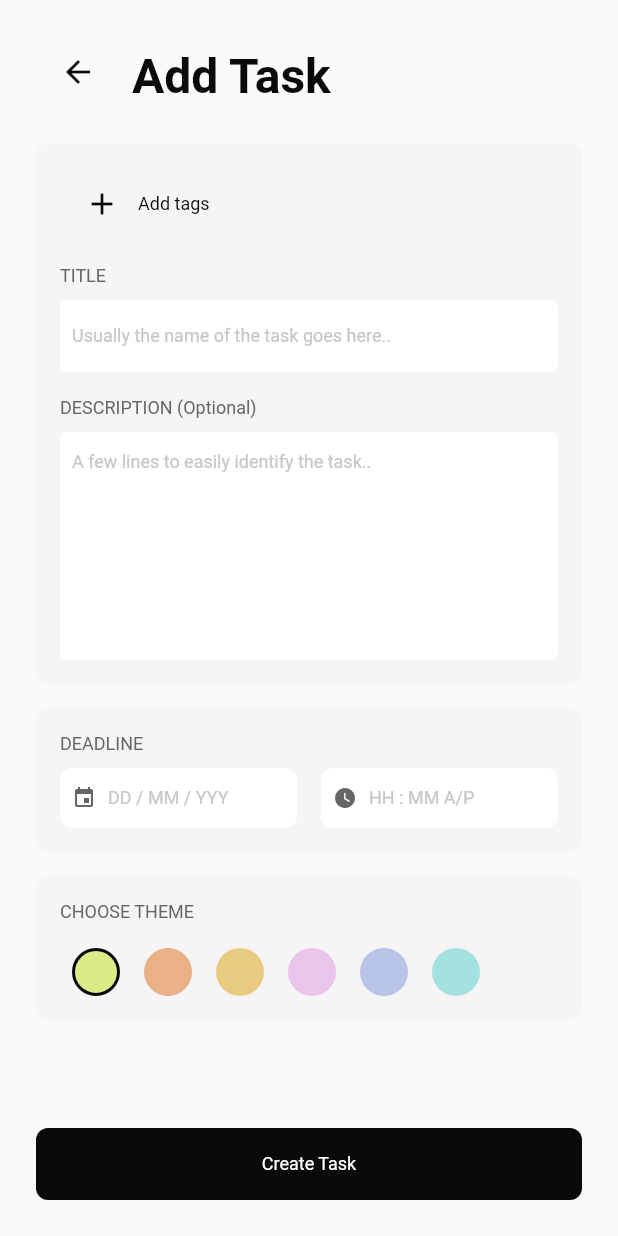
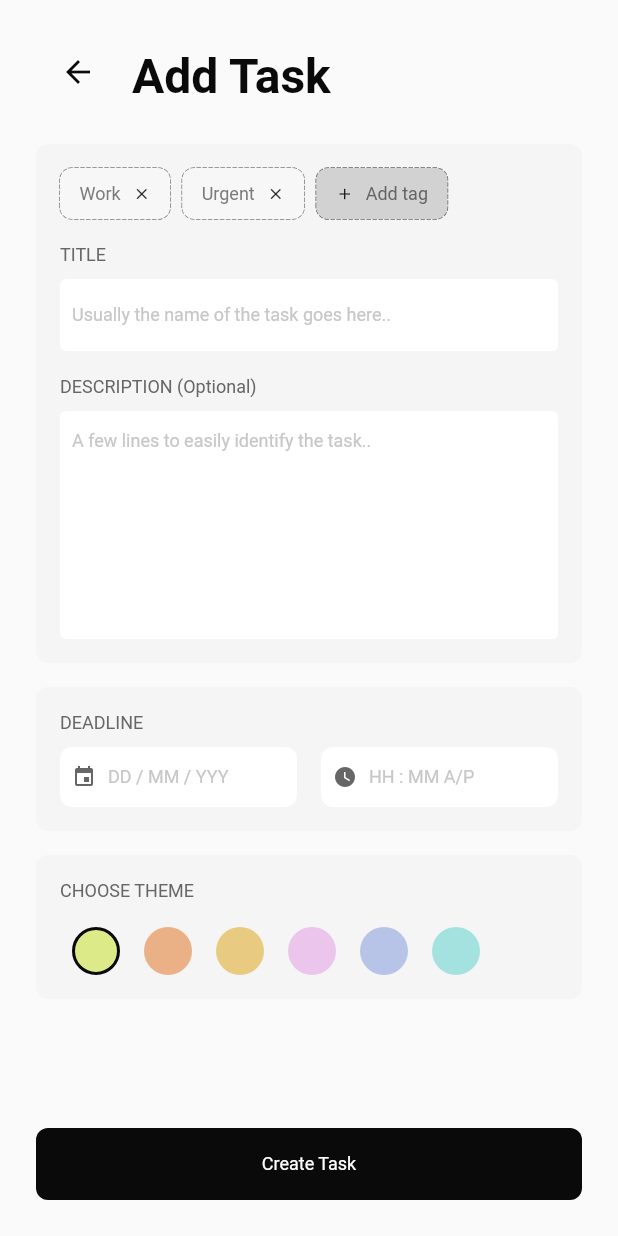
Before and after one commit to may-dusa/reminder-app, a Flutter app: the screen it shows after launch, after a tap on "Add task", on a phone screen of 412 x 824 dp. Run offline on Flutter 3.47's test engine with Material 2 defaults, Android fonts, the phone set to English and light mode, and no system bars; drawn by our look-alikes of dotted_border.

Commit message:
Rearranged files

```diff
--- a/lib/design_system/components.dart
+++ b/lib/common/components.dart
@@ -1,26 +1,7 @@
 // Components - Default Components
+import 'package:dotted_border/dotted_border.dart';
 import 'package:flutter/material.dart';
-import 'component_themes.dart';
 import 'themes.dart';
-
-Color darken(Color c, [int percent = 10]) {
-  assert(1 <= percent && percent <= 100);
-  var f = 1 - percent / 100;
-  return Color.fromARGB(c.alpha, (c.red * f).round(), (c.green * f).round(),
-      (c.blue * f).round());
-}
-
-/// Lighten a color by [percent] amount (100 = white)
-// ........................................................
-Color lighten(Color c, [int percent = 10]) {
-  assert(1 <= percent && percent <= 100);
-  var p = percent / 100;
-  return Color.fromARGB(
-      c.alpha,
-      c.red + ((255 - c.red) * p).round(),
-      c.green + ((255 - c.green) * p).round(),
-      c.blue + ((255 - c.blue) * p).round());
-}
 // Buttons
 
 class DefaultButton extends TextButton {
@@ -110,7 +91,9 @@ class DefAppBar extends StatelessWidget {
   }
 }
 
-// Cards
+// =============================================================================
+// COMPONENTS
+// =============================================================================
 
 class TaskCard extends StatelessWidget {
   TaskCard({
@@ -207,17 +190,12 @@ class TaskCard extends StatelessWidget {
       children: [
         for (var t in tags!)
           Container(
-            decoration: BoxDecoration(
-                color: lighten(theme, 20),
-                borderRadius: BorderRadius.circular(8),
-                border: Border.all(color: darken(theme, 50), width: 1)),
-            padding: const EdgeInsets.symmetric(vertical: 7, horizontal: 11),
-            margin: const EdgeInsets.only(bottom: 16, right: 8),
-            child: Text(
-              t,
-              style: textTheme.bodyText1!.copyWith(color: darken(theme, 50)),
+            padding: const EdgeInsets.only(right: 8, bottom: 16),
+            child: TagButton(
+              title: t,
+              color: theme,
             ),
-          ),
+          )
       ],
     );
   }
@@ -301,3 +279,90 @@ class DateField extends GestureDetector {
         icon: Icons.watch_later, hintText: "HH : MM A/P", onPressFn: onPressFn);
   }
 }
+
+class TagButton extends DottedBorder {
+  TagButton({
+    Key? key,
+    required String title,
+    Color color = ColorPalette.grayLighter,
+    bool isRemovable = false,
+    String? emoji,
+  }) : super(
+          color: darken(color, 50),
+          borderType: BorderType.RRect,
+          radius: const Radius.circular(8),
+          padding: EdgeInsets.zero,
+          child: Container(
+            padding: const EdgeInsets.symmetric(horizontal: 12, vertical: 8),
+            decoration: tagDecor(color: color).copyWith(
+                border: Border.all(width: 1, color: Colors.transparent)),
+            child: Row(
+              crossAxisAlignment: CrossAxisAlignment.center,
+              children: [
+                if (emoji != null)
+                  Text(
+                    emoji,
+                    style: textTheme.bodyText1,
+                  ),
+                if (emoji != null)
+                  const SizedBox(
+                    width: 8,
+                  ),
+                Text(
+                  title,
+                  style:
+                      textTheme.bodyText1!.copyWith(color: darken(color, 50)),
+                ),
+                if (isRemovable)
+                  const SizedBox(
+                    width: 8,
+                  ),
+                if (isRemovable)
+                  GestureDetector(
+                    child: const Icon(
+                      Icons.close,
+                      size: 12,
+                    ),
+                  ),
+              ],
+            ),
+          ),
+        );
+}
+
+class AddTagButton extends GestureDetector {
+  AddTagButton({
+    Key? key,
+    String title = "Add tag",
+    Color color = ColorPalette.grayLight,
+  }) : super(
+          child: DottedBorder(
+            color: darken(color, 50),
+            borderType: BorderType.RRect,
+            radius: const Radius.circular(8),
+            padding: EdgeInsets.zero,
+            child: Container(
+              padding: const EdgeInsets.symmetric(horizontal: 12, vertical: 8),
+              decoration: tagDecor(color: color).copyWith(
+                  border: Border.all(width: 1, color: Colors.transparent)),
+              child: Row(
+                crossAxisAlignment: CrossAxisAlignment.center,
+                children: [
+                  const Icon(
+                    Icons.add,
+                    size: 12,
+                  ),
+                  const SizedBox(
+                    width: 8,
+                  ),
+                  Text(
+                    title,
+                    style:
+                        textTheme.bodyText1!.copyWith(color: darken(color, 50)),
+                  ),
+                ],
+              ),
+            ),
+          ),
+        );
+}
--- /dev/null
+++ b/lib/common/themes.dart
@@ -0,0 +1,149 @@
+import 'dart:developer';
+
+import 'package:flutter/material.dart';
+
+Color darken(Color c, [int percent = 10]) {
+  assert(1 <= percent && percent <= 100);
+  var f = 1 - percent / 100;
+  return Color.fromARGB(c.alpha, (c.red * f).round(), (c.green * f).round(),
+      (c.blue * f).round());
+}
+
+/// Lighten a color by [percent] amount (100 = white)
+// ........................................................
+Color lighten(Color c, [int percent = 10]) {
+  assert(1 <= percent && percent <= 100);
+  var p = percent / 100;
+  return Color.fromARGB(
+      c.alpha,
+      c.red + ((255 - c.red) * p).round(),
+      c.green + ((255 - c.green) * p).round(),
+      c.blue + ((255 - c.blue) * p).round());
+}
+
+// Default Theme - This theme (text & color) is the base for all the components
+// used.
+
+// Color Theme
+
+class ColorPalette {
+  ColorPalette._();
+
+  // Neutrals
+
+  static const Color black = Color.fromRGBO(10, 10, 10, 1);
+  static const Color blackLight = Color.fromRGBO(50, 50, 50, 1);
+  static const Color gray = Color.fromRGBO(102, 102, 102, 1);
+  static const Color grayLight = Color.fromRGBO(199, 199, 199, 1);
+  static const Color grayLighter = Color.fromRGBO(245, 245, 245, 1);
+  static const Color white = Color.fromRGBO(255, 255, 255, 1);
+
+  // Green
+
+  static const Color green = Color.fromRGBO(220, 234, 135, 1);
+  static const Color greenDark = Color.fromRGBO(142, 151, 89, 1);
+  static const Color greenDarker = Color.fromRGBO(71, 77, 31, 1);
+  static const Color greenLight = Color.fromRGBO(220, 229, 166, 1);
+
+  static const Color ochre = Color.fromRGBO(232, 203, 129, 1);
+  static const Color pink = Color.fromRGBO(235, 197, 236, 1);
+  static const Color purple = Color.fromRGBO(184, 195, 232, 1);
+  static const Color cyan = Color.fromRGBO(163, 226, 222, 1);
+
+  // Orange
+
+  static const Color orange = Color.fromRGBO(234, 177, 135, 1);
+  static const Color orangeDark = Color.fromRGBO(164, 107, 65, 1);
+  static const Color orangeDarker = Color.fromRGBO(92, 57, 32, 1);
+  static const Color orangeLight = Color.fromRGBO(235, 190, 156, 1);
+}
+
+// Text Theme
+
+const TextTheme textTheme = TextTheme(
+  headline1: TextStyle(
+    fontFamily: "Roboto",
+    fontSize: 32,
+    fontWeight: FontWeight.w700,
+    height: 1.5,
+    color: ColorPalette.black,
+  ),
+  headline2: TextStyle(
+    fontFamily: "Roboto",
+    fontSize: 18,
+    fontWeight: FontWeight.w700,
+    height: 1.3,
+    color: ColorPalette.black,
+  ),
+  bodyText1: TextStyle(
+    fontFamily: "Roboto",
+    fontSize: 12,
+    height: 1.3,
+    color: ColorPalette.black,
+  ),
+  bodyText2: TextStyle(
+    fontFamily: "Roboto",
+    fontSize: 16,
+    height: 1.5,
+    color: ColorPalette.black,
+  ),
+);
+
+//==============================================================================
+
+final ButtonStyle buttonStyleFilled = ButtonStyle(
+  padding: MaterialStateProperty.all(EdgeInsets.zero),
+  textStyle: MaterialStateProperty.all(
+      textTheme.bodyText1!.copyWith(color: ColorPalette.white)),
+  backgroundColor: MaterialStateProperty.all(ColorPalette.black),
+  foregroundColor: MaterialStateProperty.all(ColorPalette.white),
+  elevation: MaterialStateProperty.all(0),
+  shape: MaterialStateProperty.all(RoundedRectangleBorder(
+    borderRadius: BorderRadius.circular(8),
+  )),
+  animationDuration: const Duration(milliseconds: 200),
+  minimumSize: MaterialStateProperty.all(const Size(48, 48)),
+);
+
+final ButtonStyle buttonStyleNotFilled = ButtonStyle(
+  padding: MaterialStateProperty.all(EdgeInsets.zero),
+  textStyle: MaterialStateProperty.all(
+      textTheme.bodyText1!.copyWith(color: ColorPalette.white)),
+  backgroundColor: MaterialStateProperty.all(Colors.transparent),
+  foregroundColor: MaterialStateProperty.all(ColorPalette.black),
+  elevation: MaterialStateProperty.all(0),
+  shape: MaterialStateProperty.all(RoundedRectangleBorder(
+    borderRadius: BorderRadius.circular(8),
+  )),
+  animationDuration: const Duration(milliseconds: 200),
+  minimumSize: MaterialStateProperty.all(const Size(48, 48)),
+);
+
+BoxDecoration tagDecor({required Color color}) {
+  return BoxDecoration(
+      color: lighten(color, 20),
+      borderRadius: BorderRadius.circular(8),
+      border: Border.all(
+        width: 1,
+        color: darken(color, 50),
+      ));
+}
+
+final InputDecoration inputDecoration = InputDecoration(
+    hintStyle: textTheme.bodyText1!.copyWith(color: ColorPalette.grayLight),
+    contentPadding: const EdgeInsets.symmetric(vertical: 12, horizontal: 8),
+    filled: true,
+    fillColor: ColorPalette.white,
+    enabledBorder: OutlineInputBorder(
+        borderRadius: BorderRadius.circular(4),
+        borderSide: const BorderSide(
+          width: 1,
+          color: Colors.transparent,
+        )),
+    focusedBorder: OutlineInputBorder(
+      borderRadius: BorderRadius.circular(8),
+      borderSide: const BorderSide(
+        width: 1,
+        color: ColorPalette.blackLight,
+      ),
+    ));
--- a/lib/design_system/component_themes.dart
+++ /dev/null
@@ -1,53 +0,0 @@
-//==============================================================================
-
-// ComponentsStyle - Default styles of components used (padding, size, etc.)
-
-import 'package:flutter/material.dart';
-import 'themes.dart';
-
-final ButtonStyle buttonStyleFilled = ButtonStyle(
-  padding: MaterialStateProperty.all(EdgeInsets.zero),
-  textStyle: MaterialStateProperty.all(
-      textTheme.bodyText1!.copyWith(color: ColorPalette.white)),
-  backgroundColor: MaterialStateProperty.all(ColorPalette.black),
-  foregroundColor: MaterialStateProperty.all(ColorPalette.white),
-  elevation: MaterialStateProperty.all(0),
-  shape: MaterialStateProperty.all(RoundedRectangleBorder(
-    borderRadius: BorderRadius.circular(8),
-  )),
-  animationDuration: const Duration(milliseconds: 200),
-  minimumSize: MaterialStateProperty.all(const Size(48, 48)),
-);
-
-final ButtonStyle buttonStyleNotFilled = ButtonStyle(
-  padding: MaterialStateProperty.all(EdgeInsets.zero),
-  textStyle: MaterialStateProperty.all(
-      textTheme.bodyText1!.copyWith(color: ColorPalette.white)),
-  backgroundColor: MaterialStateProperty.all(Colors.transparent),
-  foregroundColor: MaterialStateProperty.all(ColorPalette.black),
-  elevation: MaterialStateProperty.all(0),
-  shape: MaterialStateProperty.all(RoundedRectangleBorder(
-    borderRadius: BorderRadius.circular(8),
-  )),
-  animationDuration: const Duration(milliseconds: 200),
-  minimumSize: MaterialStateProperty.all(const Size(48, 48)),
-);
-
-final InputDecoration inputDecoration = InputDecoration(
-    hintStyle: textTheme.bodyText1!.copyWith(color: ColorPalette.grayLight),
-    contentPadding: const EdgeInsets.symmetric(vertical: 12, horizontal: 8),
-    filled: true,
-    fillColor: ColorPalette.white,
-    enabledBorder: OutlineInputBorder(
-        borderRadius: BorderRadius.circular(4),
-        borderSide: const BorderSide(
-          width: 1,
-          color: Colors.transparent,
-        )),
-    focusedBorder: OutlineInputBorder(
-      borderRadius: BorderRadius.circular(8),
-      borderSide: const BorderSide(
-        width: 1,
-        color: ColorPalette.blackLight,
-      ),
-    ));
--- a/lib/design_system/themes.dart
+++ /dev/null
@@ -1,74 +0,0 @@
-import 'dart:developer';
-
-import 'package:flutter/material.dart';
-
-// Default Theme - This theme (text & color) is the base for all the components
-// used.
-
-// Color Theme
-
-class ColorPalette {
-  ColorPalette._();
-
-  // Neutrals
-
-  static const Color black = Color.fromRGBO(10, 10, 10, 1);
-  static const Color blackLight = Color.fromRGBO(50, 50, 50, 1);
-  static const Color gray = Color.fromRGBO(102, 102, 102, 1);
-  static const Color grayLight = Color.fromRGBO(199, 199, 199, 1);
-  static const Color grayLighter = Color.fromRGBO(245, 245, 245, 1);
-  static const Color white = Color.fromRGBO(255, 255, 255, 1);
-
-  // Green
-
-  static const Color green = Color.fromRGBO(220, 234, 135, 1);
-  static const Color greenDark = Color.fromRGBO(142, 151, 89, 1);
-  static const Color greenDarker = Color.fromRGBO(71, 77, 31, 1);
-  static const Color greenLight = Color.fromRGBO(220, 229, 166, 1);
-
-  static const Color ochre = Color.fromRGBO(232, 203, 129, 1);
-  static const Color pink = Color.fromRGBO(235, 197, 236, 1);
-  static const Color purple = Color.fromRGBO(184, 195, 232, 1);
-  static const Color cyan = Color.fromRGBO(163, 226, 222, 1);
-
-  // Orange
-
-  static const Color orange = Color.fromRGBO(234, 177, 135, 1);
-  static const Color orangeDark = Color.fromRGBO(164, 107, 65, 1);
-  static const Color orangeDarker = Color.fromRGBO(92, 57, 32, 1);
-  static const Color orangeLight = Color.fromRGBO(235, 190, 156, 1);
-}
-
-// Text Theme
-
-const TextTheme textTheme = TextTheme(
-  headline1: TextStyle(
-    fontFamily: "Roboto",
-    fontSize: 32,
-    fontWeight: FontWeight.w700,
-    height: 1.5,
-    color: ColorPalette.black,
-  ),
-  headline2: TextStyle(
-    fontFamily: "Roboto",
-    fontSize: 18,
-    fontWeight: FontWeight.w700,
-    height: 1.3,
-    color: ColorPalette.black,
-  ),
-  bodyText1: TextStyle(
-    fontFamily: "Roboto",
-    fontSize: 12,
-    height: 1.3,
-    color: ColorPalette.black,
-  ),
-  bodyText2: TextStyle(
-    fontFamily: "Roboto",
-    fontSize: 16,
-    height: 1.5,
-    color: ColorPalette.black,
-  ),
-);
-
-
-//==============================================================================
--- a/lib/main.dart
+++ b/lib/main.dart
@@ -1,15 +1,12 @@
 import 'package:flutter/material.dart';
-import 'design_system/themes.dart';
-import 'design_system/components.dart';
 
-import 'new_task.dart';
+import 'screens/newtask.dart';
+import 'screens/homepage.dart';
 
 void main(List<String> args) {
   // ignore: prefer_const_constructors
   runApp(MyApp());
 }
-
-List<TaskCard> total = [];
 
 class MyApp extends StatelessWidget {
   const MyApp({Key? key}) : super(key: key);
@@ -26,85 +23,3 @@ class MyApp extends StatelessWidget {
     );
   }
 }
-
-class HomePage extends StatefulWidget {
-  const HomePage({Key? key}) : super(key: key);
-
-  @override
-  _HomePageState createState() => _HomePageState();
-}
-
-class _HomePageState extends State<HomePage> {
-  @override
-  Widget build(BuildContext context) {
-    return SafeArea(
-      child: Scaffold(
-        resizeToAvoidBottomInset: false,
-        appBar: PreferredSize(
-          preferredSize: const Size.fromHeight(96),
-          child: DefAppBar(
-            leftAction: DefaultButton(icon: Icons.dashboard, onPressFn: () {}),
-            rightAction: DefaultButton(
-              icon: Icons.notifications,
-              onPressFn: () {},
-              isFilled: false,
-            ),
-          ),
-        ),
-        bottomSheet: Container(
-          height: 120,
-          decoration: BoxDecoration(
-              boxShadow: const [BoxShadow(color: Colors.transparent)],
-              gradient: LinearGradient(
-                  begin: Alignment.bottomCenter,
-                  end: Alignment.topCenter,
-                  colors: [Colors.white, Colors.white.withOpacity(0)])),
-          child: Center(
-            child: DefaultButton(
-                title: "Add task",
-                icon: Icons.add_circle,
-                onPressFn: () {
-                  Navigator.pushNamed(context, "new").then((value) {
-                    var _result = value as List;
-                    var temp = TaskCard(
-                        title: _result[0],
-                        subtitle: _result[1],
-                        theme: _result[2]);
-
-                    setState(() {
-                      total.add(temp);
-                    });
-                  });
-                }),
-          ),
-        ),
-        body: Padding(
-          padding: const EdgeInsets.symmetric(horizontal: 24),
-          child: Column(
-            crossAxisAlignment: CrossAxisAlignment.start,
-            children: [
-              Text(
-                "Hey Ishaan!",
-                style: textTheme.bodyText2,
-              ),
-              Text(
-                "Here are today's tasks",
-                style: textTheme.headline1,
-              ),
-              const SizedBox(
-                height: 24,
-              ),
-              Expanded(
-                child: ListView.builder(
-                  physics: const BouncingScrollPhysics(),
-                  itemCount: total.length,
-                  itemBuilder: (context, index) => total[index],
-                ),
-              ),
-            ],
-          ),
-        ),
-      ),
-    );
-  }
-}
--- /dev/null
+++ b/lib/screens/homepage.dart
@@ -0,0 +1,89 @@
+import 'package:flutter/material.dart';
+import 'package:flutter_reminders/common/components.dart';
+import 'package:flutter_reminders/common/themes.dart';
+
+List<TaskCard> total = [];
+
+class HomePage extends StatefulWidget {
+  const HomePage({Key? key}) : super(key: key);
+
+  @override
+  _HomePageState createState() => _HomePageState();
+}
+
+class _HomePageState extends State<HomePage> {
+  @override
+  Widget build(BuildContext context) {
+    return SafeArea(
+      child: Scaffold(
+        resizeToAvoidBottomInset: false,
+        appBar: PreferredSize(
+          preferredSize: const Size.fromHeight(96),
+          child: DefAppBar(
+            leftAction: DefaultButton(icon: Icons.dashboard, onPressFn: () {}),
+            rightAction: DefaultButton(
+              icon: Icons.notifications,
+              onPressFn: () {},
+              isFilled: false,
+            ),
+          ),
+        ),
+        bottomSheet: Container(
+          height: 120,
+          decoration: BoxDecoration(
+              boxShadow: const [BoxShadow(color: Colors.transparent)],
+              gradient: LinearGradient(
+                  begin: Alignment.bottomCenter,
+                  end: Alignment.topCenter,
+                  colors: [Colors.white, Colors.white.withOpacity(0)])),
+          child: Center(
+            child: DefaultButton(
+                title: "Add task",
+                icon: Icons.add_circle,
+                onPressFn: () {
+                  Navigator.pushNamed(context, "new").then((value) {
+                    var _result = value as List;
+                    var temp = TaskCard(
+                      title: _result[0],
+                      subtitle: _result[1],
+                      theme: _result[2],
+                      tags: _result[3],
+                    );
+
+                    setState(() {
+                      total.add(temp);
+                    });
+                  });
+                }),
+          ),
+        ),
+        body: Padding(
+          padding: const EdgeInsets.symmetric(horizontal: 24),
+          child: Column(
+            crossAxisAlignment: CrossAxisAlignment.start,
+            children: [
+              Text(
+                "Hey Ishaan!",
+                style: textTheme.bodyText2,
+              ),
+              Text(
+                "Here are today's tasks",
+                style: textTheme.headline1,
+              ),
+              const SizedBox(
+                height: 24,
+              ),
+              Expanded(
+                child: ListView.builder(
+                  physics: const BouncingScrollPhysics(),
+                  itemCount: total.length,
+                  itemBuilder: (context, index) => total[index],
+                ),
+              ),
+            ],
+          ),
+        ),
+      ),
+    );
+  }
+}
--- a/lib/new_task.dart
+++ b/lib/screens/newtask.dart
@@ -1,7 +1,6 @@
 import 'package:flutter/material.dart';
-import 'design_system/themes.dart';
-import 'design_system/components.dart';
-import 'design_system/component_themes.dart';
+import '../common/themes.dart';
+import '../common/components.dart';
 
 List<Color> colors = [
   ColorPalette.green,
@@ -25,6 +24,8 @@ class _NewTaskPageState extends State<NewTaskPage> {
   String date = '';
   String time = '';
   int _selectedInd = 0;
+
+  List<String> tags = ["Work", "Urgent"];
 
   final List<TextEditingController> _tec =
       List.generate(2, (index) => TextEditingController());
@@ -65,11 +66,20 @@ class _NewTaskPageState extends State<NewTaskPage> {
                       child: Column(
                         crossAxisAlignment: CrossAxisAlignment.start,
                         children: [
-                          DefaultButton(
-                            title: 'Add tags',
-                            icon: Icons.add,
-                            onPressFn: () {},
-                            isFilled: false,
+                          Row(
+                            children: List.generate(tags.length + 1, (index) {
+                              if (index == tags.length) {
+                                return AddTagButton();
+                              } else {
+                                return Padding(
+                                  padding: const EdgeInsets.only(right: 8.0),
+                                  child: TagButton(
+                                    title: tags[index],
+                                    isRemovable: true,
+                                  ),
+                                );
+                              }
+                            }),
                           ),
                           const SizedBox(
                             height: 16,
@@ -216,6 +226,7 @@ class _NewTaskPageState extends State<NewTaskPage> {
                     _tec[0].text,
                     _tec[1].text,
                     colors[_selectedInd],
+                    tags,
                   ]);
                 },
                 isExpanded: true,
--- a/pubspec.yaml
+++ b/pubspec.yaml
@@ -36,6 +36,8 @@ dependencies:
   # Use with the CupertinoIcons class for iOS style icons.
   cupertino_icons: ^1.0.2
   google_fonts: ^2.1.0
+
+  dotted_border: ^2.0.0+2
 
 dev_dependencies:
   flutter_test:
```
Also changed, not shown: pubspec.lock.
